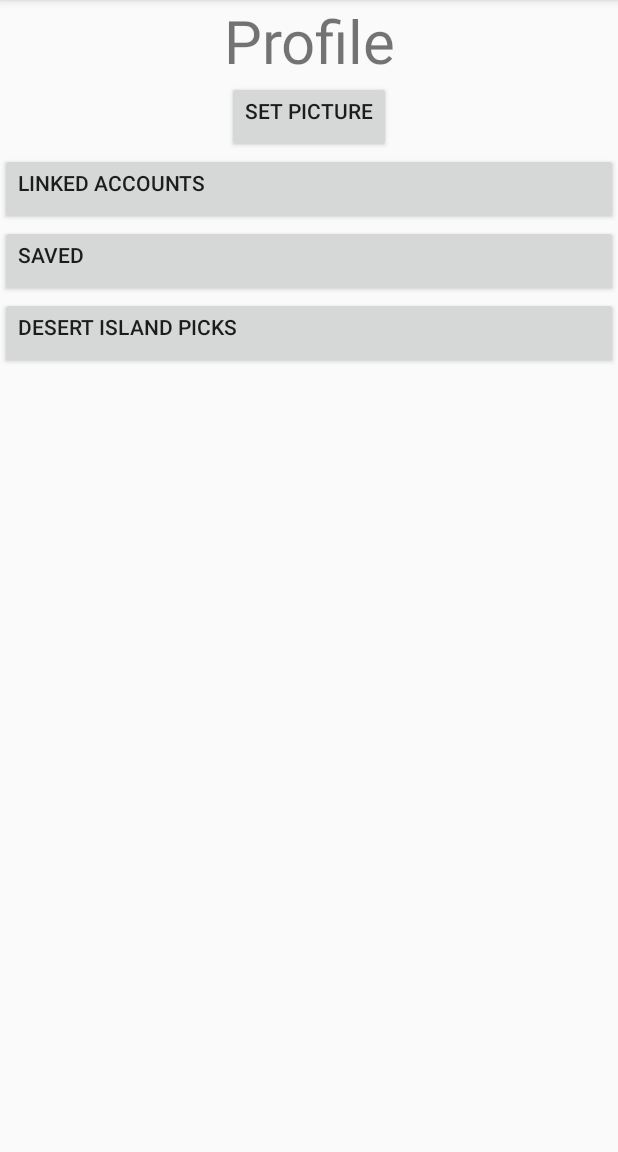
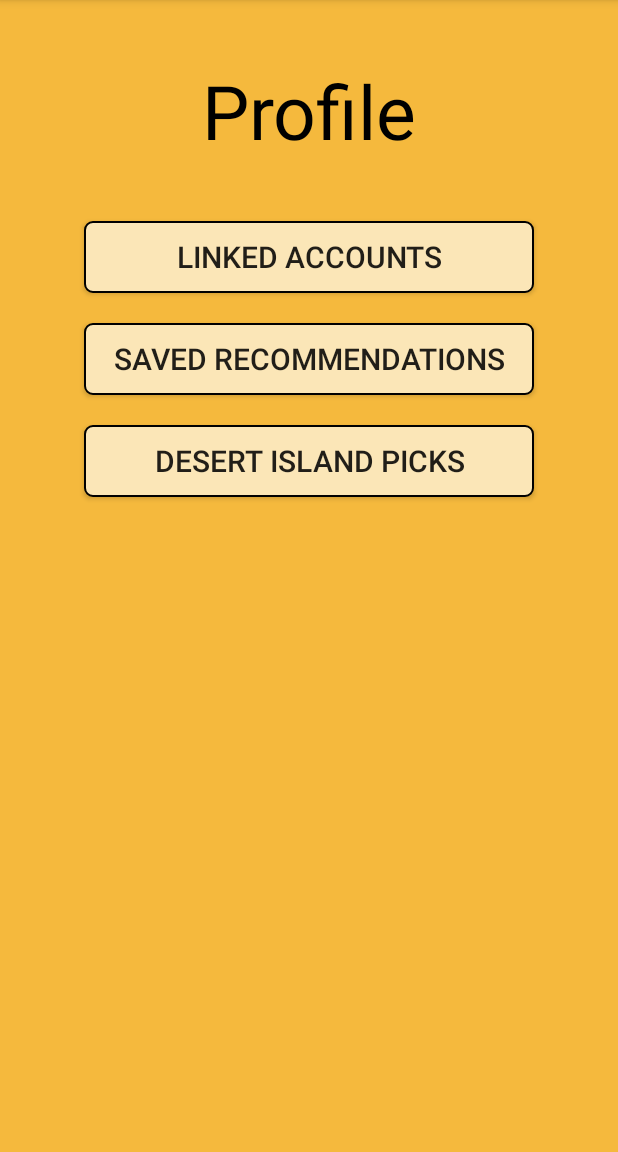
Before and after one commit to nathaliemcgov/recommendMe, an Android app: the fragment ProfileFragment shown on its own in the app's theme, on a phone screen of 412 x 824 dp, the part 84-1236 px from its top. Run offline under Robolectric (Android 15) with nearby library versions, the phone set to English and light mode, and no system bars; 2 statements that could not run were skipped.

Commit message:
made profile page look better

```diff
--- a/RecommendMe/app/src/main/res/layout/profile_fragment.xml
+++ b/RecommendMe/app/src/main/res/layout/profile_fragment.xml
@@ -2,43 +2,44 @@
 <LinearLayout xmlns:android="http://schemas.android.com/apk/res/android"
     android:orientation="vertical" android:layout_width="match_parent"
     android:layout_height="match_parent"
+    android:background="@color/background"
     android:gravity="center_horizontal">
 
     <TextView
         android:layout_width="match_parent"
         android:layout_height="wrap_content"
         android:text="Profile"
-        android:textSize="40dp"
+        android:textSize="50dp"
         android:gravity="center"
+        android:layout_marginTop="40dp"
+        android:layout_marginBottom="40dp"
+        android:textColor="@color/textColor"
         />
 
     <Button
-        android:layout_width="wrap_content"
-        android:layout_height="wrap_content"
-        android:text="Set Picture"
-        android:gravity="left"
-        android:id="@+id/pic"
-        />
-
-    <Button
-        android:layout_width="match_parent"
+        android:layout_width="300dp"
         android:layout_height="wrap_content"
         android:text="Linked Accounts"
-        android:gravity="left"
         android:id="@+id/linked"
+        android:textSize="20dp"
+        android:layout_marginBottom="20dp"
+        android:background="@drawable/tile_shape"
         />
     <Button
-        android:layout_width="match_parent"
+        android:layout_width="300dp"
         android:layout_height="wrap_content"
-        android:text="Saved"
-        android:gravity="left"
+        android:text="Saved Recommendations"
         android:id="@+id/saved"
+        android:textSize="20dp"
+        android:layout_marginBottom="20dp"
+        android:background="@drawable/tile_shape"
         />
     <Button
-        android:layout_width="match_parent"
+        android:layout_width="300dp"
         android:layout_height="wrap_content"
         android:text="Desert Island Picks"
-        android:gravity="left"
         android:id="@+id/picked"
+        android:textSize="20dp"
+        android:background="@drawable/tile_shape"
         />
 </LinearLayout>
```
